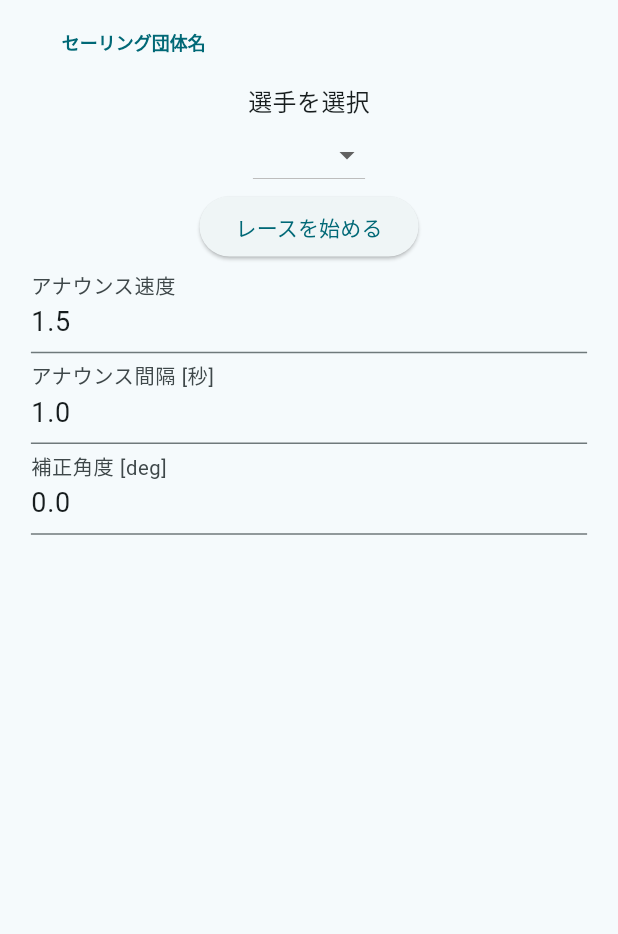
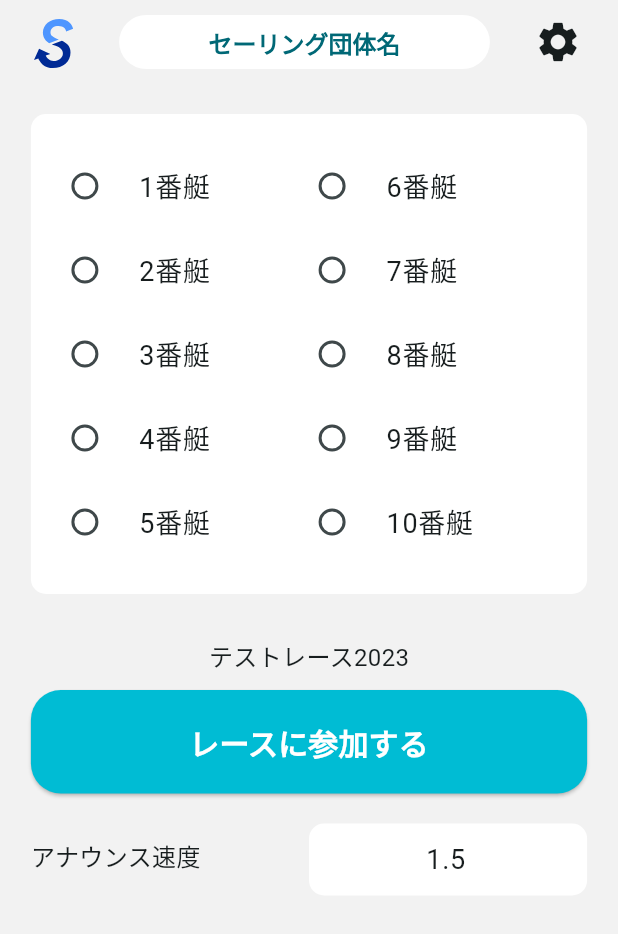
Before and after one commit to takara2314/bsam, a Flutter app: the screen it shows after launch, on a phone screen of 412 x 824 dp. Shown: the top 934 px of the screen. Run offline on Flutter 3.47's test engine with Material 2 defaults, Android fonts, the phone set to English and light mode, and no system bars; our stand-ins replace audioplayers, flutter_compass, flutter_dotenv, flutter_riverpod, flutter_svg, flutter_tts and 4 more; missing offline and left inert: jwt_decode, wavenet; statements that could not run were skipped.

Commit message:
Improve: トップメニューのUIを刷新

```diff
--- a/lib/main.dart
+++ b/lib/main.dart
@@ -21,50 +21,52 @@ class App extends StatelessWidget {
       theme: ThemeData(
         useMaterial3: true,
         colorSchemeSeed: Colors.cyan,
+        scaffoldBackgroundColor: const Color(0xFFF2F2F2),
         appBarTheme: const AppBarTheme(
           systemOverlayStyle: SystemUiOverlayStyle(statusBarColor: Colors.transparent),
+          backgroundColor: Colors.transparent,
         ),
         textTheme: TextTheme(
-          headline1: TextStyle(
+          displayLarge: TextStyle(
             fontSize: 24,
             fontWeight: FontWeight.bold,
             color: Theme.of(context).colorScheme.primary
           ),
-          headline2: TextStyle(
+          displayMedium: TextStyle(
             fontSize: 20,
             fontWeight: FontWeight.bold,
             color: Theme.of(context).colorScheme.secondary,
           ),
-          headline3: TextStyle(
+          displaySmall: TextStyle(
             fontSize: 18,
             fontWeight: FontWeight.bold,
             color: Theme.of(context).colorScheme.tertiary,
           ),
-          headline4: const TextStyle(
+          headlineMedium: const TextStyle(
             fontSize: 16,
             fontWeight: FontWeight.bold
           ),
-          headline5: const TextStyle(
+          headlineSmall: const TextStyle(
             fontSize: 14,
             fontWeight: FontWeight.bold
           ),
-          headline6: const TextStyle(
+          titleLarge: const TextStyle(
             fontSize: 12,
             fontWeight: FontWeight.bold
           ),
-          bodyText1: const TextStyle(
+          bodyLarge: const TextStyle(
             fontSize: 18
           ),
-          bodyText2: const TextStyle(
+          bodyMedium: const TextStyle(
             fontSize: 16
           ),
-          button: const TextStyle(
+          labelLarge: const TextStyle(
             fontSize: 14
           ),
-          caption: const TextStyle(
+          bodySmall: const TextStyle(
             fontSize: 12
           ),
-          overline: const TextStyle(
+          labelSmall: const TextStyle(
             fontSize: 10
           )
         )
--- a/lib/pages/home.dart
+++ b/lib/pages/home.dart
@@ -1,5 +1,6 @@
 import 'package:flutter/material.dart';
 
+import 'package:flutter_svg/flutter_svg.dart';
 import 'package:permission_handler/permission_handler.dart';
 import 'package:flutter_riverpod/flutter_riverpod.dart';
 import 'package:flutter_dotenv/flutter_dotenv.dart';
@@ -127,37 +128,92 @@ class _Home extends ConsumerState<Home> {
 
     return Scaffold(
       appBar: AppBar(
-        title: SizedBox(
-          width: width * 0.8,
+        title: Row(
+          mainAxisAlignment: MainAxisAlignment.spaceBetween,
+          children: [
+            SvgPicture.asset(
+              'images/logo.svg',
+              semanticsLabel: 'logo',
+              width: 42,
+              height: 42
+            ),
+            Container(
+              width: width * 0.6,
+              padding: const EdgeInsets.only(left: 10, right: 10, top: 8, bottom: 8),
+              alignment: Alignment.center,
+              decoration: BoxDecoration(
+                color: Colors.white,
+                borderRadius: BorderRadius.circular(9999)
+              ),
               child: Text(
                 'セーリング団体名',
                 style: TextStyle(
                   color: Theme.of(context).colorScheme.primary,
-              fontWeight: FontWeight.bold
+                  fontWeight: FontWeight.bold,
+                  fontSize: 16
+                )
               )
             ),
+            IconButton(
+              icon: const Icon(Icons.settings),
+              iconSize: 32,
+              onPressed: () {}
+            )
+          ]
+        )
       ),
-        centerTitle: true
-      ),
-      body: Center(
+      body: SingleChildScrollView(
+        child: Center(
           child: Column(
             children: <Widget>[
-            const Text('選手を選択'),
-            DropdownButton(
-              items: [
-                for (final user in users)
-                  DropdownMenuItem(
+              Container(
+                width: width * 0.9,
+                margin: const EdgeInsets.only(top: 20, bottom: 30),
+                padding: const EdgeInsets.only(top: 20, bottom: 20),
+                decoration: BoxDecoration(
+                  color: Colors.white,
+                  borderRadius: BorderRadius.circular(10)
+                ),
+                child: Row(
+                  children: [
+                    SizedBox(
+                      width: width * 0.4,
+                      child: Column(
+                        children: [
+                          for (final user in users.sublist(0, users.length ~/ 2))
+                            RadioListTile(
+                              title: Text(user.displayName!),
                               value: user.id!,
-                    child: Text(user.displayName!),
+                              groupValue: _userId,
+                              onChanged: _changeUser,
                             )
-              ],
+                        ]
+                      )
+                    ),
+                    SizedBox(
+                      width: width * 0.4,
+                      child: Column(
+                        children: [
+                          for (final user in users.sublist(users.length ~/ 2))
+                            RadioListTile(
+                              title: Text(user.displayName!),
+                              value: user.id!,
+                              groupValue: _userId,
                               onChanged: _changeUser,
-              value: _userId,
+                            )
+                        ]
+                      )
                     ),
-            ElevatedButton(
-              child: const Text(
-                'レースを始める'
+                  ]
+                )
               ),
+              const Padding(
+                padding: EdgeInsets.only(bottom: 10),
+                child: Text('テストレース2023')
+              ),
+              SizedBox(
+                width: width * 0.9,
+                child: ElevatedButton(
                   onPressed: () {
                     Navigator.of(context).push(
                       MaterialPageRoute(
@@ -171,11 +227,37 @@ class _Home extends ConsumerState<Home> {
                         ),
                       )
                     );
-              }
+                  },
+                  style: ElevatedButton.styleFrom(
+                    backgroundColor: Colors.cyan,
+                    shape: RoundedRectangleBorder(
+                      borderRadius: BorderRadius.circular(20)
                     ),
-            SizedBox(
+                    padding: const EdgeInsets.only(top: 20, bottom: 20)
+                  ),
+                  child: const Text(
+                    'レースに参加する',
+                    style: TextStyle(
+                      color: Colors.white,
+                      fontWeight: FontWeight.bold,
+                      fontSize: 20
+                    )
+                  )
+                ),
+              ),
+              Container(
                 width: width * 0.9,
-              child: TextFormField(
+                margin: const EdgeInsets.only(top: 20, bottom: 20),
+                child: Table(
+                  children: <TableRow>[
+                    TableRow(
+                      children: [
+                        Container(
+                          padding: const EdgeInsets.only(top: 10, bottom: 10),
+                          alignment: Alignment.centerLeft,
+                          child: const Text('アナウンス速度')
+                        ),
+                        TextFormField(
                           initialValue: ttsSpeedInit.toString(),
                           onChanged: (String value) {
                             try {
@@ -188,55 +270,68 @@ class _Home extends ConsumerState<Home> {
                               });
                             }
                           },
+                          textAlign: TextAlign.center,
                           decoration: const InputDecoration(
-                  border: UnderlineInputBorder(),
-                  labelText: 'アナウンス速度',
+                            filled: true,
+                            fillColor: Colors.white,
+                            // border-radius (not border line)
+                            border: OutlineInputBorder(
+                              borderRadius: BorderRadius.all(Radius.circular(10.0)),
+                              borderSide: BorderSide.none,
                             ),
+                            contentPadding: EdgeInsets.only(top: 8, bottom: 8, left: 10, right: 10),
+                          ),
+                        ),
+                      ]
+                    ),
+                  ],
+                ),
+              ),
+
+              // SizedBox(
+              //   width: width * 0.9,
+              //   child: TextFormField(
+              //     initialValue: ttsDurationInit.toString(),
+              //     onChanged: (String value) {
+              //       try {
+              //         setState(() {
+              //           _ttsDuration = double.parse(value);
+              //         });
+              //       } catch (_) {
+              //         setState(() {
+              //           _ttsDuration = ttsDurationInit;
+              //         });
+              //       }
+              //     },
+              //     decoration: const InputDecoration(
+              //       border: UnderlineInputBorder(),
+              //       labelText: 'アナウンス間隔 [秒]',
+              //     ),
+              //   )
+              // ),
+              // SizedBox(
+              //   width: width * 0.9,
+              //   child: TextFormField(
+              //     initialValue: headingFixInit.toString(),
+              //     onChanged: (String value) {
+              //       try {
+              //         setState(() {
+              //           _headingFix = double.parse(value);
+              //         });
+              //       } catch (_) {
+              //         setState(() {
+              //           _headingFix = headingFixInit;
+              //         });
+              //       }
+              //     },
+              //     decoration: const InputDecoration(
+              //       border: UnderlineInputBorder(),
+              //       labelText: '補正角度 [deg]',
+              //     ),
+              //   )
+              // )
+            ]
           )
-            ),
-            SizedBox(
-              width: width * 0.9,
-              child: TextFormField(
-                initialValue: ttsDurationInit.toString(),
-                onChanged: (String value) {
-                  try {
-                    setState(() {
-                      _ttsDuration = double.parse(value);
-                    });
-                  } catch (_) {
-                    setState(() {
-                      _ttsDuration = ttsDurationInit;
-                    });
-                  }
-                },
-                decoration: const InputDecoration(
-                  border: UnderlineInputBorder(),
-                  labelText: 'アナウンス間隔 [秒]',
-                ),
-              )
-            ),
-            SizedBox(
-              width: width * 0.9,
-              child: TextFormField(
-                initialValue: headingFixInit.toString(),
-                onChanged: (String value) {
-                  try {
-                    setState(() {
-                      _headingFix = double.parse(value);
-                    });
-                  } catch (_) {
-                    setState(() {
-                      _headingFix = headingFixInit;
-                    });
-                  }
-                },
-                decoration: const InputDecoration(
-                  border: UnderlineInputBorder(),
-                  labelText: '補正角度 [deg]',
-                ),
-              )
-            )
-          ]
         )
       )
     );
```
Also changed, not shown: pubspec.yaml (+4 -3 lines), images/logo.svg (added), pubspec.lock, 1 other file. Lines whose indentation alone changed are shown as unchanged.
